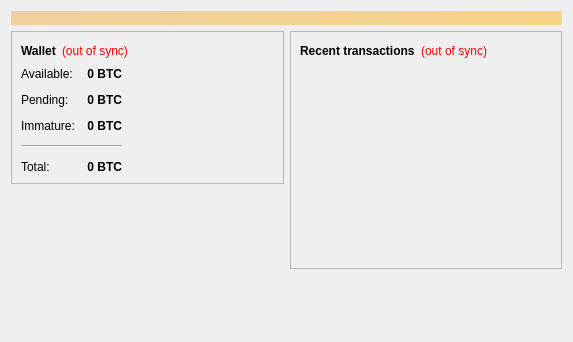
First picture: the form in src/qt/forms/overviewpage.ui, repository Max-Coin/maxcoin-dev-staging, before the edit.
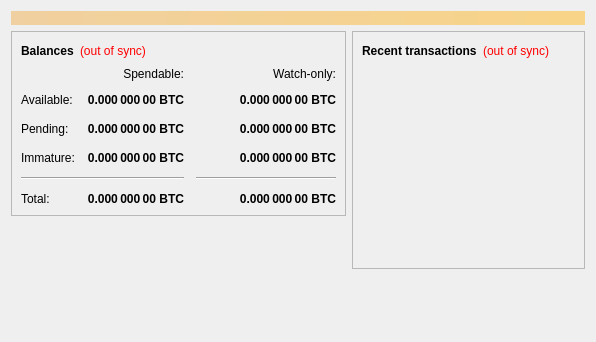
Second picture: the form after the edit.

The edit to the form file:
```diff
--- a/src/qt/forms/overviewpage.ui
+++ b/src/qt/forms/overviewpage.ui
@@ -6,7 +6,7 @@
    <rect>
     <x>0</x>
     <y>0</y>
-    <width>573</width>
+    <width>596</width>
     <height>342</height>
    </rect>
   </property>
@@ -54,7 +54,7 @@
                </font>
               </property>
               <property name="text">
-               <string>Wallet</string>
+               <string>Balances</string>
               </property>
              </widget>
             </item>
@@ -75,7 +75,7 @@
              </widget>
             </item>
             <item>
-             <spacer name="horizontalSpacer_2">
+             <spacer name="horizontalSpacer_3">
               <property name="orientation">
                <enum>Qt::Horizontal</enum>
               </property>
@@ -90,27 +90,12 @@
            </layout>
           </item>
           <item>
-          <layout class="QHBoxLayout" name="horizontalLayout_3">
-           <item>
-           <layout class="QFormLayout" name="formLayout_2">
-            <property name="fieldGrowthPolicy">
-             <enum>QFormLayout::AllNonFixedFieldsGrow</enum>
-            </property>
-            <property name="horizontalSpacing">
+           <layout class="QGridLayout" name="gridLayout">
+            <property name="spacing">
              <number>12</number>
             </property>
-            <property name="verticalSpacing">
-             <number>12</number>
-            </property>
-            <item row="0" column="0">
-             <widget class="QLabel" name="label">
-              <property name="text">
-               <string>Available:</string>
-              </property>
-             </widget>
-            </item>
-            <item row="0" column="1">
-             <widget class="QLabel" name="labelBalance">
+            <item row="2" column="2">
+             <widget class="QLabel" name="labelWatchPending">
               <property name="font">
                <font>
                 <weight>75</weight>
@@ -124,7 +109,7 @@
                <string>Your current spendable balance</string>
               </property>
               <property name="text">
-               <string notr="true">0 BTC</string>
+               <string notr="true">0.000 000 00 BTC</string>
               </property>
               <property name="alignment">
                <set>Qt::AlignRight|Qt::AlignTrailing|Qt::AlignVCenter</set>
@@ -134,14 +119,7 @@
               </property>
              </widget>
             </item>
-            <item row="1" column="0">
-             <widget class="QLabel" name="label_3">
-              <property name="text">
-               <string>Pending:</string>
-              </property>
-             </widget>
-            </item>
-            <item row="1" column="1">
+            <item row="2" column="1">
              <widget class="QLabel" name="labelUnconfirmed">
               <property name="font">
                <font>
@@ -156,7 +134,7 @@
                <string>Total of transactions that have yet to be confirmed, and do not yet count toward the spendable balance</string>
               </property>
               <property name="text">
-               <string notr="true">0 BTC</string>
+               <string notr="true">0.000 000 00 BTC</string>
               </property>
               <property name="alignment">
                <set>Qt::AlignRight|Qt::AlignTrailing|Qt::AlignVCenter</set>
@@ -166,15 +144,8 @@
               </property>
              </widget>
             </item>
-            <item row="2" column="0">
-             <widget class="QLabel" name="labelImmatureText">
-              <property name="text">
-               <string>Immature:</string>
-              </property>
-             </widget>
-            </item>
-            <item row="2" column="1">
-             <widget class="QLabel" name="labelImmature">
+            <item row="3" column="2">
+             <widget class="QLabel" name="labelWatchImmature">
               <property name="font">
                <font>
                 <weight>75</weight>
@@ -185,7 +156,7 @@
                <string>Mined balance that has not yet matured</string>
               </property>
               <property name="text">
-               <string notr="true">0 BTC</string>
+               <string notr="true">0.000 000 00 BTC</string>
               </property>
               <property name="alignment">
                <set>Qt::AlignRight|Qt::AlignTrailing|Qt::AlignVCenter</set>
@@ -195,14 +166,85 @@
               </property>
              </widget>
             </item>
-            <item row="4" column="0">
+            <item row="4" column="0" colspan="2">
+             <widget class="Line" name="line">
+              <property name="orientation">
+               <enum>Qt::Horizontal</enum>
+              </property>
+             </widget>
+            </item>
+            <item row="4" column="2">
+             <widget class="Line" name="lineWatchBalance">
+              <property name="sizePolicy">
+               <sizepolicy hsizetype="Preferred" vsizetype="Fixed">
+                <horstretch>0</horstretch>
+                <verstretch>0</verstretch>
+               </sizepolicy>
+              </property>
+              <property name="minimumSize">
+               <size>
+                <width>140</width>
+                <height>0</height>
+               </size>
+              </property>
+              <property name="orientation">
+               <enum>Qt::Horizontal</enum>
+              </property>
+             </widget>
+            </item>
+            <item row="5" column="0">
              <widget class="QLabel" name="labelTotalText">
               <property name="text">
                <string>Total:</string>
               </property>
              </widget>
             </item>
-            <item row="4" column="1">
+            <item row="3" column="1">
+             <widget class="QLabel" name="labelImmature">
+              <property name="font">
+               <font>
+                <weight>75</weight>
+                <bold>true</bold>
+               </font>
+              </property>
+              <property name="cursor">
+               <cursorShape>IBeamCursor</cursorShape>
+              </property>
+              <property name="toolTip">
+               <string>Mined balance that has not yet matured</string>
+              </property>
+              <property name="text">
+               <string notr="true">0.000 000 00 BTC</string>
+              </property>
+              <property name="alignment">
+               <set>Qt::AlignRight|Qt::AlignTrailing|Qt::AlignVCenter</set>
+              </property>
+              <property name="textInteractionFlags">
+               <set>Qt::LinksAccessibleByMouse|Qt::TextSelectableByKeyboard|Qt::TextSelectableByMouse</set>
+              </property>
+             </widget>
+            </item>
+            <item row="2" column="3">
+             <spacer name="horizontalSpacer_2">
+              <property name="orientation">
+               <enum>Qt::Horizontal</enum>
+              </property>
+              <property name="sizeHint" stdset="0">
+               <size>
+                <width>40</width>
+                <height>20</height>
+               </size>
+              </property>
+             </spacer>
+            </item>
+            <item row="3" column="0">
+             <widget class="QLabel" name="labelImmatureText">
+              <property name="text">
+               <string>Immature:</string>
+              </property>
+             </widget>
+            </item>
+            <item row="5" column="1">
              <widget class="QLabel" name="labelTotal">
               <property name="font">
                <font>
@@ -217,7 +259,7 @@
                <string>Your current total balance</string>
               </property>
               <property name="text">
-               <string notr="true">0 BTC</string>
+               <string notr="true">0.000 000 00 BTC</string>
               </property>
               <property name="alignment">
                <set>Qt::AlignRight|Qt::AlignTrailing|Qt::AlignVCenter</set>
@@ -227,27 +269,114 @@
               </property>
              </widget>
             </item>
-            <item row="3" column="0" colspan="2">
-             <widget class="Line" name="line">
-              <property name="orientation">
-               <enum>Qt::Horizontal</enum>
+            <item row="5" column="2">
+             <widget class="QLabel" name="labelWatchTotal">
+              <property name="font">
+               <font>
+                <weight>75</weight>
+                <bold>true</bold>
+               </font>
               </property>
+              <property name="cursor">
+               <cursorShape>IBeamCursor</cursorShape>
+              </property>
+              <property name="toolTip">
+               <string>Current total balance in watch-only addresses</string>
+              </property>
+              <property name="text">
+               <string notr="true">0.000 000 00 BTC</string>
+              </property>
+              <property name="alignment">
+               <set>Qt::AlignRight|Qt::AlignTrailing|Qt::AlignVCenter</set>
+              </property>
+              <property name="textInteractionFlags">
+               <set>Qt::LinksAccessibleByMouse|Qt::TextSelectableByKeyboard|Qt::TextSelectableByMouse</set>
+              </property>
              </widget>
             </item>
-           </layout>
-          </item>
-            <item>
-             <spacer name="horizontalSpacer_3">
-              <property name="orientation">
-               <enum>Qt::Horizontal</enum>
+            <item row="0" column="2">
+             <widget class="QLabel" name="labelWatchonly">
+              <property name="text">
+               <string>Watch-only:</string>
               </property>
-              <property name="sizeHint" stdset="0">
-               <size>
-                <width>40</width>
-                <height>20</height>
-               </size>
+              <property name="alignment">
+               <set>Qt::AlignRight|Qt::AlignTrailing|Qt::AlignVCenter</set>
               </property>
-             </spacer>
+             </widget>
+            </item>
+            <item row="1" column="0">
+             <widget class="QLabel" name="labelBalanceText">
+              <property name="text">
+               <string>Available:</string>
+              </property>
+             </widget>
+            </item>
+            <item row="1" column="1">
+             <widget class="QLabel" name="labelBalance">
+              <property name="font">
+               <font>
+                <weight>75</weight>
+                <bold>true</bold>
+               </font>
+              </property>
+              <property name="cursor">
+               <cursorShape>IBeamCursor</cursorShape>
+              </property>
+              <property name="toolTip">
+               <string>Your current spendable balance</string>
+              </property>
+              <property name="text">
+               <string notr="true">0.000 000 00 BTC</string>
+              </property>
+              <property name="alignment">
+               <set>Qt::AlignRight|Qt::AlignTrailing|Qt::AlignVCenter</set>
+              </property>
+              <property name="textInteractionFlags">
+               <set>Qt::LinksAccessibleByMouse|Qt::TextSelectableByKeyboard|Qt::TextSelectableByMouse</set>
+              </property>
+             </widget>
+            </item>
+            <item row="1" column="2">
+             <widget class="QLabel" name="labelWatchAvailable">
+              <property name="font">
+               <font>
+                <weight>75</weight>
+                <bold>true</bold>
+               </font>
+              </property>
+              <property name="cursor">
+               <cursorShape>IBeamCursor</cursorShape>
+              </property>
+              <property name="toolTip">
+               <string>Your current balance in watch-only addresses</string>
+              </property>
+              <property name="text">
+               <string notr="true">0.000 000 00 BTC</string>
+              </property>
+              <property name="alignment">
+               <set>Qt::AlignRight|Qt::AlignTrailing|Qt::AlignVCenter</set>
+              </property>
+              <property name="textInteractionFlags">
+               <set>Qt::LinksAccessibleByMouse|Qt::TextSelectableByKeyboard|Qt::TextSelectableByMouse</set>
+              </property>
+             </widget>
+            </item>
+            <item row="2" column="0">
+             <widget class="QLabel" name="labelPendingText">
+              <property name="text">
+               <string>Pending:</string>
+              </property>
+             </widget>
+            </item>
+            <item row="0" column="1">
+             <widget class="QLabel" name="labelSpendable">
+              <property name="text">
+               <string>Spendable:</string>
+              </property>
+              <property name="alignment">
+               <set>Qt::AlignRight|Qt::AlignTrailing|Qt::AlignVCenter</set>
+              </property>
+             </widget>
             </item>
            </layout>
           </item>
@@ -284,8 +413,14 @@
            <layout class="QHBoxLayout" name="horizontalLayout_2">
             <item>
              <widget class="QLabel" name="label_4">
+              <property name="font">
+               <font>
+                <weight>75</weight>
+                <bold>true</bold>
+               </font>
+              </property>
               <property name="text">
-               <string>&lt;b&gt;Recent transactions&lt;/b&gt;</string>
+               <string>Recent transactions</string>
               </property>
              </widget>
             </item>
```
Left out of the diff: 13 changed lines with no effect on the pictures.
